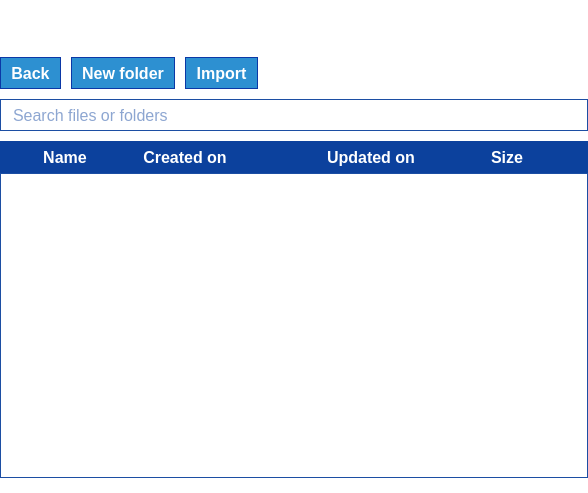
First picture: the form in parsec/core/gui/forms/files_widget.ui, repository Scille/parsec-cloud, before the edit.
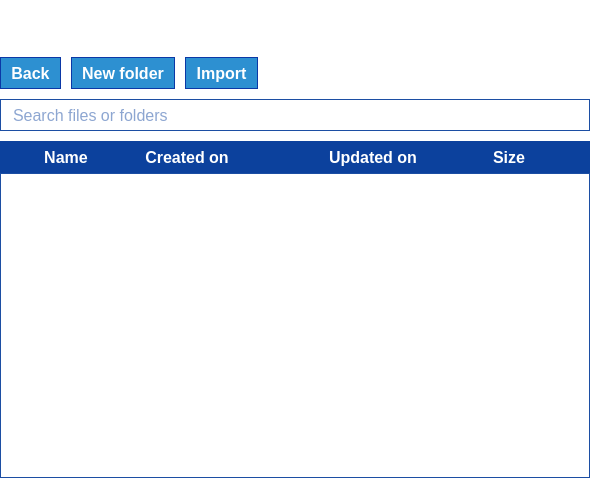
Second picture: the form after the edit. Icons and pictures are not drawn.

```diff
--- a/parsec/core/gui/forms/files_widget.ui
+++ b/parsec/core/gui/forms/files_widget.ui
@@ -6,7 +6,7 @@
    <rect>
     <x>0</x>
     <y>0</y>
-    <width>588</width>
+    <width>590</width>
     <height>493</height>
    </rect>
   </property>
@@ -30,16 +30,16 @@
 border: 1px solid rgb(28, 78, 163);
 }
 
-QListWidget:item
+QListView::item
 {
 background-color: rgb(255, 255, 255);
 color: rgb(0, 0, 0);
 }
 
-QListWidget:item:selected
+QListView::item:selected
 {
-background-color: rgb(0, 0, 255);
-color: rgb(0, 0, 0);
+background-color: rgb(45, 144, 209);
+color: rgb(255, 255, 255);
 }</string>
   </property>
   <layout class="QVBoxLayout" name="verticalLayout">
@@ -539,8 +539,39 @@
         </item>
         <item>
          <widget class="QListWidget" name="list_files">
+          <property name="contextMenuPolicy">
+           <enum>Qt::CustomContextMenu</enum>
+          </property>
+          <property name="autoFillBackground">
+           <bool>true</bool>
+          </property>
           <property name="styleSheet">
-           <string notr="true"/>
+           <string notr="true">QMenu::item
+{
+background-color: rgb(255, 255, 255);
+color: rgb(0, 0, 0);
+}
+
+QMenu::item:selected
+{
+background-color: rgb(45, 144, 209);
+color: rgb(255, 255, 255);
+}</string>
+          </property>
+          <property name="frameShadow">
+           <enum>QFrame::Plain</enum>
+          </property>
+          <property name="lineWidth">
+           <number>0</number>
+          </property>
+          <property name="horizontalScrollBarPolicy">
+           <enum>Qt::ScrollBarAlwaysOff</enum>
+          </property>
+          <property name="editTriggers">
+           <set>QAbstractItemView::NoEditTriggers</set>
+          </property>
+          <property name="selectionRectVisible">
+           <bool>false</bool>
           </property>
          </widget>
         </item>
```
